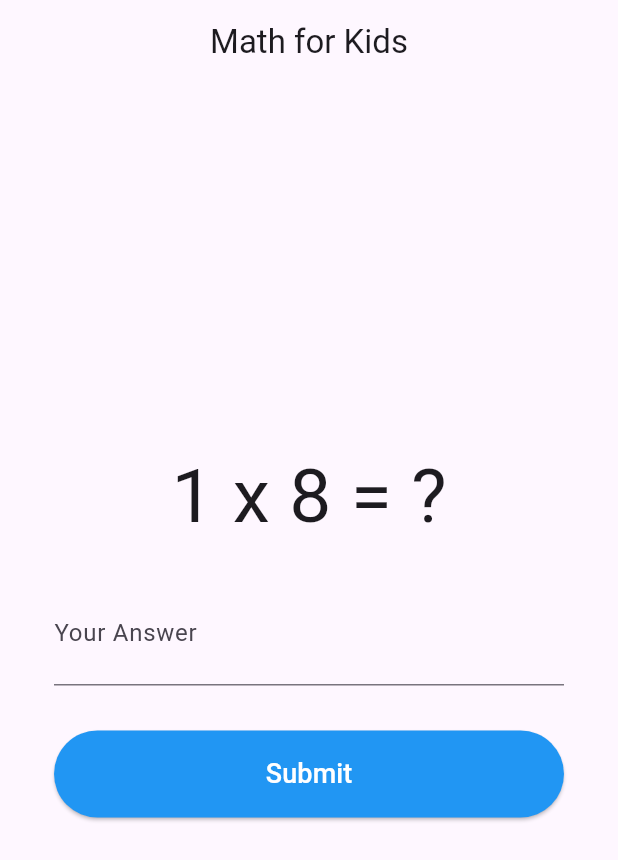
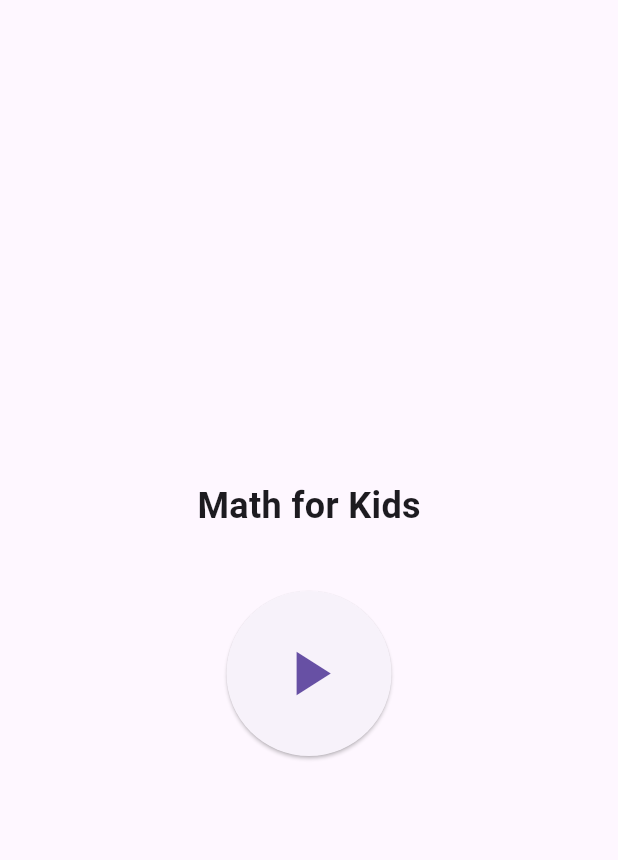
Before and after one commit to yuljhonjaranilla/kids_calculator, a Flutter app: the screen it shows after launch, on a phone screen of 412 x 824 dp. Shown: the top 860 px of the screen. Run offline on Flutter 3.47's test engine with Material 3 defaults, Android fonts, the phone set to English and light mode, and no system bars; our stand-ins replace confetti.

Commit message:
version 1.1

```diff
--- a/lib/main.dart
+++ b/lib/main.dart
@@ -10,11 +10,47 @@ class MathQuizApp extends StatelessWidget {
   @override
   Widget build(BuildContext context) {
     return MaterialApp(
-      home: MathQuizScreen(),
+      home: SplashScreen(),
       theme: ThemeData(
         primaryColor: Colors.blue,
       ),
       debugShowCheckedModeBanner: false,
+    );
+  }
+}
+
+class SplashScreen extends StatelessWidget {
+  @override
+  Widget build(BuildContext context) {
+    return Scaffold(
+      body: Center(
+        child: Column(
+          mainAxisAlignment: MainAxisAlignment.center,
+          children: [
+            Text(
+              'Math for Kids',
+              style: TextStyle(fontSize: 24, fontWeight: FontWeight.bold),
+            ),
+            SizedBox(height: 40),
+            ElevatedButton(
+              onPressed: () {
+                Navigator.push(
+                  context,
+                  MaterialPageRoute(builder: (context) => MathQuizScreen()),
+                );
+              },
+              style: ElevatedButton.styleFrom(
+                shape: CircleBorder(),
+                padding: EdgeInsets.all(30),
+              ),
+              child: Icon(
+                Icons.play_arrow,
+                size: 50,
+              ),
+            ),
+          ],
+        ),
+      ),
     );
   }
 }
```
Also changed, not shown: 1 other file.
